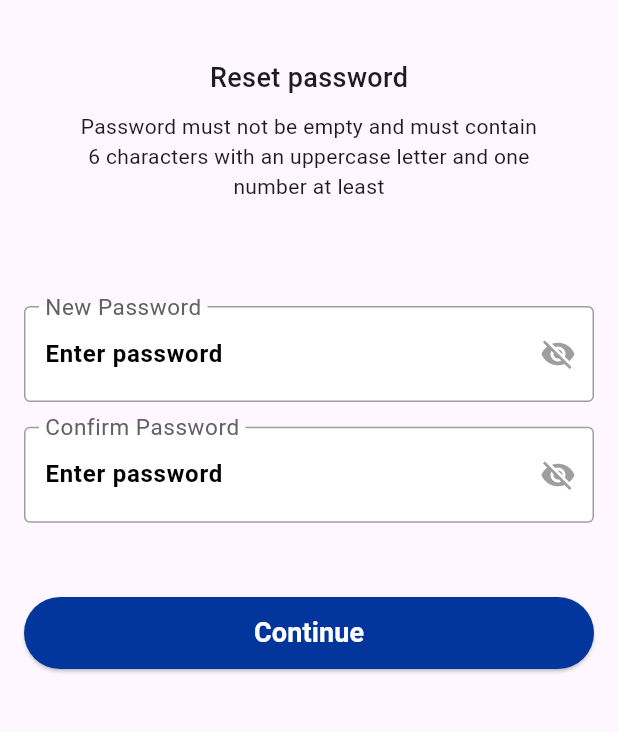
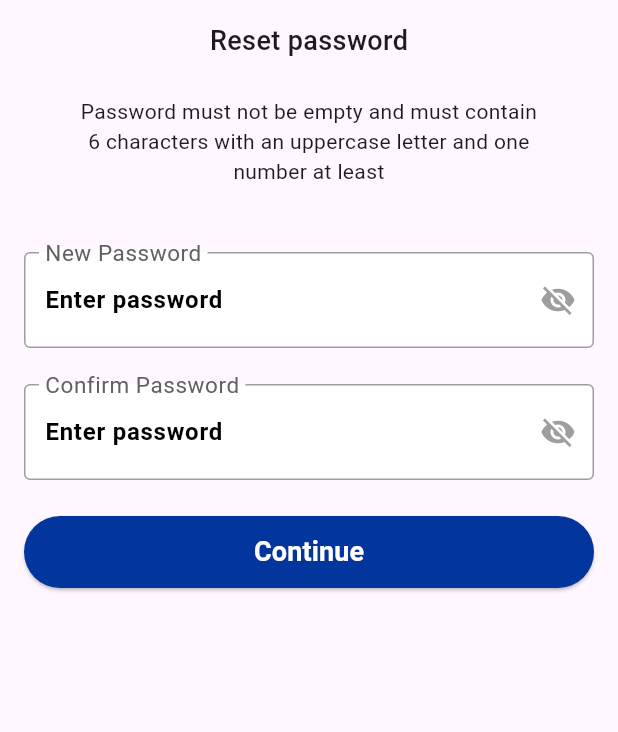
Before and after one commit to ahmedragaae0120/online_exam_app, a Flutter app: the PutNewPassword screen opened by its route, on a phone screen of 412 x 824 dp, the part 63-795 px from its top. Run offline on Flutter 3.47's test engine with Material 3 defaults, Android fonts, the phone set to English and light mode, and no system bars; our stand-ins replace google_nav_bar, pinput.

Commit message:
finish all bugs in login and sign up

```diff
--- a/lib/Auth/Forget Password/View/PutNewPassword.dart
+++ b/lib/Auth/Forget Password/View/PutNewPassword.dart
@@ -37,9 +37,10 @@ class _PutNewPasswordState extends State<PutNewPassword> {
         child: Form(
           key: _formKey,
           child: Column(
+            spacing: 24,
+            mainAxisSize: MainAxisSize.min,
             crossAxisAlignment: CrossAxisAlignment.stretch,
             children: [
-              SizedBox(height: Config.screenHight! * 0.03),
               Align(
                 alignment: Alignment.center,
                 child: Text(
@@ -47,7 +48,6 @@ class _PutNewPasswordState extends State<PutNewPassword> {
                   style: TextStyle(fontSize: 18, fontWeight: FontWeight.w500),
                 ),
               ),
-              SizedBox(height: Config.screenHight! * 0.012),
               Align(
                 alignment: Alignment.center,
                 child: Text(
@@ -59,15 +59,12 @@ number at least
                   textAlign: TextAlign.center,
                 ),
               ),
-              SizedBox(height: Config.screenHight! * 0.06),
-
               /* Password Field */
               CustomPasswordField(
                 label: 'New Password',
                 controller: passwordController,
                 validator: Validator.password,
               ),
-              SizedBox(height: Config.screenHight! * 0.02),
 
               /* Confirm Password Field */
               CustomPasswordField(
@@ -75,7 +72,6 @@ number at least
                 controller: confirmPasswordController,
                 validator: (value) => Validator.confirmPassword(value, passwordController.text),
               ),
-              SizedBox(height: Config.screenHight! * 0.06),
 
               /* Continue Button */
               CustomButton(
```
